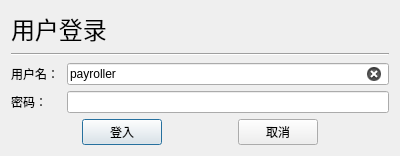
Old version of the form login.ui in the repository HelloJdss/Payroll-System.
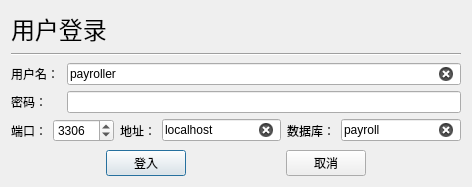
New version of the form. Icons and pictures are not drawn.

What changed in the file:
```diff
--- a/login.ui
+++ b/login.ui
@@ -6,16 +6,20 @@
    <rect>
     <x>0</x>
     <y>0</y>
-    <width>400</width>
-    <height>156</height>
+    <width>472</width>
+    <height>187</height>
    </rect>
   </property>
   <property name="windowTitle">
    <string>用户登录</string>
   </property>
-  <layout class="QGridLayout" name="gridLayout">
-   <item row="0" column="0">
-    <layout class="QVBoxLayout" name="verticalLayout_2" stretch="1,0,0,1,1,0">
+  <property name="windowIcon">
+   <iconset resource="icon.qrc">
+    <normaloff>:/ico/manager.ico</normaloff>:/ico/manager.ico</iconset>
+  </property>
+  <layout class="QVBoxLayout" name="verticalLayout_3">
+   <item>
+    <layout class="QVBoxLayout" name="verticalLayout_2">
      <item>
       <widget class="QLabel" name="label_3">
        <property name="font">
@@ -36,6 +40,8 @@
        </property>
       </widget>
      </item>
+    </layout>
+   </item>
      <item>
       <spacer name="verticalSpacer_2">
        <property name="orientation">
@@ -115,6 +121,74 @@
        <property name="sizeHint" stdset="0">
         <size>
          <width>20</width>
+       <height>1</height>
+      </size>
+     </property>
+    </spacer>
+   </item>
+   <item>
+    <layout class="QHBoxLayout" name="horizontalLayout_4">
+     <item>
+      <widget class="QLabel" name="label_4">
+       <property name="text">
+        <string>端口：</string>
+       </property>
+      </widget>
+     </item>
+     <item>
+      <widget class="QSpinBox" name="spinBox">
+       <property name="maximum">
+        <number>65535</number>
+       </property>
+       <property name="value">
+        <number>3306</number>
+       </property>
+      </widget>
+     </item>
+     <item>
+      <widget class="QLabel" name="label_5">
+       <property name="text">
+        <string>地址：</string>
+       </property>
+      </widget>
+     </item>
+     <item>
+      <widget class="QLineEdit" name="lineEdit_3">
+       <property name="text">
+        <string>localhost</string>
+       </property>
+       <property name="clearButtonEnabled">
+        <bool>true</bool>
+       </property>
+      </widget>
+     </item>
+     <item>
+      <widget class="QLabel" name="label_6">
+       <property name="text">
+        <string>数据库：</string>
+       </property>
+      </widget>
+     </item>
+     <item>
+      <widget class="QLineEdit" name="lineEdit_4">
+       <property name="text">
+        <string>payroll</string>
+       </property>
+       <property name="clearButtonEnabled">
+        <bool>true</bool>
+       </property>
+      </widget>
+     </item>
+    </layout>
+   </item>
+   <item>
+    <spacer name="verticalSpacer_3">
+     <property name="orientation">
+      <enum>Qt::Vertical</enum>
+     </property>
+     <property name="sizeHint" stdset="0">
+      <size>
+       <width>20</width>
          <height>40</height>
         </size>
        </property>
@@ -178,8 +252,6 @@
       </layout>
      </item>
     </layout>
-   </item>
-  </layout>
  </widget>
  <resources/>
  <connections>
```
Left out of the diff: 24 changed lines with no effect on the pictures. Lines whose indentation alone changed are shown as unchanged.
